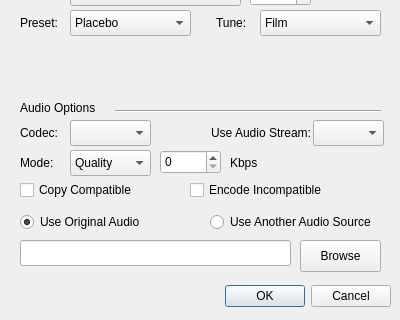
First picture: the form in Source/Linux/configure.ui, repository l33tmeatwad/AMVtool, before the edit; both pictures show x 0 to 400 and y 180 to 500 of the 400 by 500 pixel window.
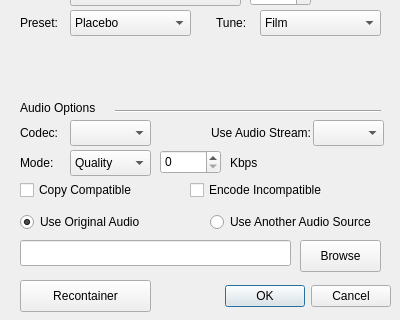
Second picture: the form after the edit.

```diff
--- a/Source/Linux/configure.ui
+++ b/Source/Linux/configure.ui
@@ -642,6 +642,19 @@
     <string>Encode Incompatible</string>
    </property>
   </widget>
+  <widget class="QPushButton" name="recontainerALL">
+   <property name="geometry">
+    <rect>
+     <x>20</x>
+     <y>460</y>
+     <width>131</width>
+     <height>32</height>
+    </rect>
+   </property>
+   <property name="text">
+    <string>Recontainer</string>
+   </property>
+  </widget>
  </widget>
  <resources/>
  <connections>
```
